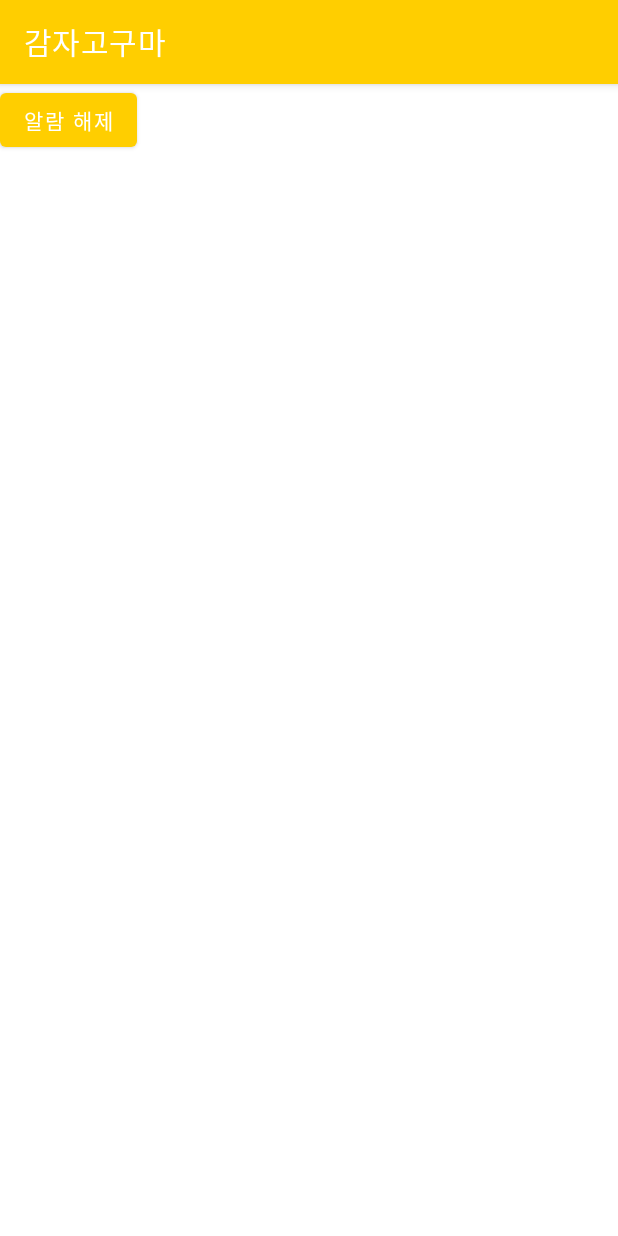
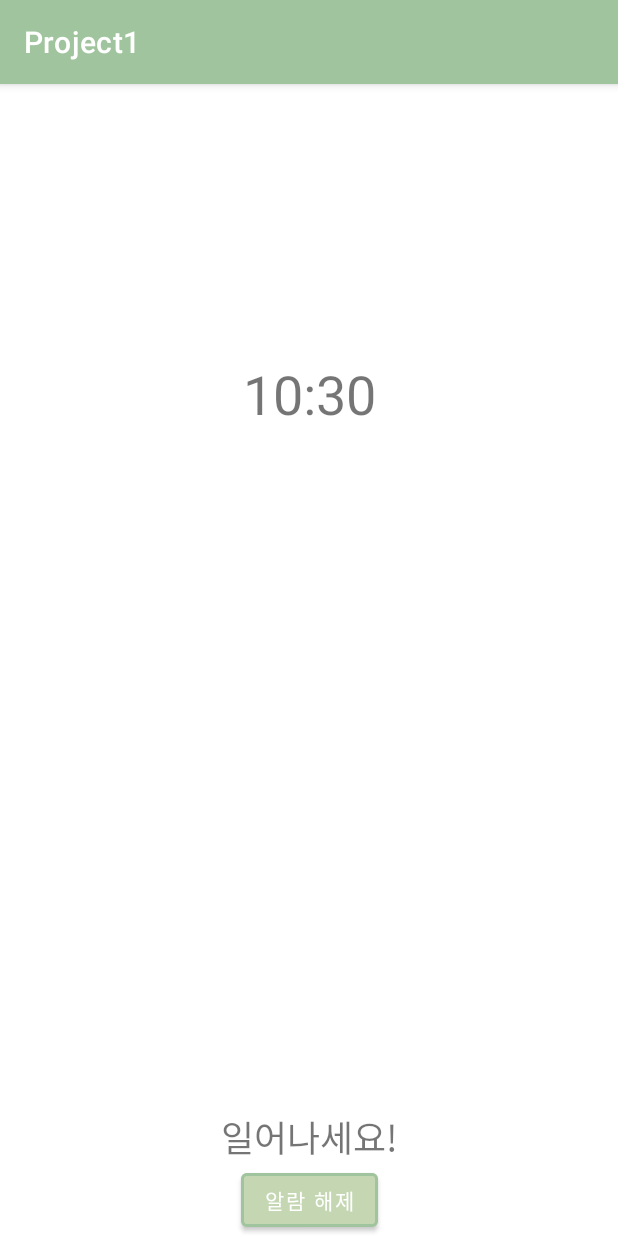
Before and after one commit to 2023-MadCamp-HJ/morning-buddy, an Android app: the AlarmActivity screen opened directly, with no data from a screen before it, on a phone screen of 412 x 824 dp. Run offline under Robolectric (Android 15) with nearby library versions, the phone set to English and light mode, and no system bars.

Commit message:
디자인 변경

```diff
--- a/app/src/main/java/com/example/madcampproj1/tab3/AlarmActivity.kt
+++ b/app/src/main/java/com/example/madcampproj1/tab3/AlarmActivity.kt
@@ -9,10 +9,12 @@ import android.os.Bundle
 import android.os.Looper
 import android.provider.ContactsContract
 import android.widget.Button
+import android.widget.TextView
 import androidx.appcompat.app.AppCompatActivity
 import androidx.core.os.HandlerCompat
 import com.example.madcampproj1.R
 import org.json.JSONArray
+import java.text.SimpleDateFormat
 import java.util.*
 
 class AlarmActivity : AppCompatActivity() {
@@ -30,6 +32,11 @@ class AlarmActivity : AppCompatActivity() {
             val sharedPreferences = getSharedPreferences("alarms", Context.MODE_PRIVATE)
             alarmCount = sharedPreferences.getInt("alarmCount$alarmId", 0)
         }
+
+        // 현재 시각 표시
+        val timeText = findViewById<TextView>(R.id.timeText)
+        val currentTime = SimpleDateFormat("HH:mm", Locale.getDefault()).format(Date())
+        timeText.text = currentTime
 
         val dismissButton = findViewById<Button>(R.id.dismissButton)
         dismissButton.setOnClickListener {
--- a/app/src/main/res/layout/activity_alarm.xml
+++ b/app/src/main/res/layout/activity_alarm.xml
@@ -1,12 +1,62 @@
 <?xml version="1.0" encoding="utf-8"?>
-<LinearLayout xmlns:android="http://schemas.android.com/apk/res/android"
+<androidx.constraintlayout.widget.ConstraintLayout xmlns:android="http://schemas.android.com/apk/res/android"
+    xmlns:app="http://schemas.android.com/apk/res-auto"
     android:layout_width="match_parent"
-    android:layout_height="match_parent">
+    android:layout_height="match_parent"
+    android:gravity="center">
 
-    <Button
+    <TextView
+        android:id="@+id/timeText"
+        android:layout_width="wrap_content"
+        android:layout_height="wrap_content"
+        android:textSize="36sp"
+        app:layout_constraintBottom_toTopOf="@+id/guideline"
+        app:layout_constraintEnd_toEndOf="parent"
+        app:layout_constraintStart_toStartOf="parent" />
+
+    <TextView
+        android:id="@+id/messageText"
+        android:layout_width="wrap_content"
+        android:layout_height="wrap_content"
+        android:text="일어나세요!"
+        android:textSize="24sp"
+        app:layout_constraintBottom_toTopOf="@+id/dismissButton"
+        app:layout_constraintEnd_toEndOf="parent"
+        app:layout_constraintStart_toStartOf="parent" />
+
+    <com.google.android.material.button.MaterialButton
         android:id="@+id/dismissButton"
         android:layout_width="wrap_content"
         android:layout_height="wrap_content"
-        android:text="알람 해제" />
+        android:text="알람 해제"
+        app:backgroundTint="#C4D7B2"
+        app:cornerRadius="4dp"
+        app:strokeColor="#A0C49D"
+        app:strokeWidth="2dp"
+        app:layout_constraintBottom_toBottomOf="parent"
+        app:layout_constraintEnd_toEndOf="parent"
+        app:layout_constraintStart_toStartOf="parent" />
 
-</LinearLayout>
+    <androidx.constraintlayout.widget.Guideline
+        android:id="@+id/guideline"
+        android:layout_width="wrap_content"
+        android:layout_height="wrap_content"
+        android:orientation="horizontal"
+        app:layout_constraintGuide_percent="0.3" />
+
+</androidx.constraintlayout.widget.ConstraintLayout>
+
+
+    <!--<?xml version="1.0" encoding="utf-8"?>-->
+<!--<LinearLayout xmlns:android="http://schemas.android.com/apk/res/android"-->
+<!--    android:layout_width="match_parent"-->
+<!--    android:layout_height="match_parent"-->
+<!--    android:gravity="center_horizontal">-->
+
+<!--    <Button-->
+<!--        android:id="@+id/dismissButton"-->
+<!--        android:layout_width="wrap_content"-->
+<!--        android:layout_height="wrap_content"-->
+<!--        android:text="알람 해제" />-->
+
+<!--</LinearLayout>-->
--- a/app/src/main/res/layout/fragment_tab3.xml
+++ b/app/src/main/res/layout/fragment_tab3.xml
@@ -3,13 +3,15 @@
     xmlns:app="http://schemas.android.com/apk/res-auto"
     android:layout_width="match_parent"
     android:layout_height="match_parent"
-    android:orientation="vertical">
+    android:orientation="vertical"
+    android:gravity="center_horizontal">
 
-    <Button
+    <com.google.android.material.floatingactionbutton.FloatingActionButton
         android:id="@+id/addAlarmButton"
         android:layout_width="wrap_content"
         android:layout_height="wrap_content"
-        android:text="Add Alarm" />
+        android:layout_margin="20dp"
+        app:srcCompat="@drawable/alarm" />
 
     <androidx.recyclerview.widget.RecyclerView
         android:id="@+id/recyclerView"
--- a/app/src/main/res/layout/item_alarm.xml
+++ b/app/src/main/res/layout/item_alarm.xml
@@ -2,12 +2,15 @@
 <LinearLayout xmlns:android="http://schemas.android.com/apk/res/android"
     android:layout_width="match_parent"
     android:layout_height="wrap_content"
-    android:orientation="horizontal">
+    android:orientation="horizontal"
+    android:gravity="center_horizontal"
+    android:background="@color/sub_yellow">
 
     <TextView
         android:id="@+id/timeText"
         android:layout_width="wrap_content"
-        android:layout_height="wrap_content" />
+        android:layout_height="wrap_content"
+        android:padding="20dp" />
 
     <Switch
         android:id="@+id/alarmSwitch"
--- a/app/src/main/res/values/colors.xml
+++ b/app/src/main/res/values/colors.xml
@@ -8,4 +8,5 @@
     <color name="black">#FF000000</color>
     <color name="white">#FFFFFFFF</color>
     <color name="main_yellow">#FFCE00</color>
+    <color name="sub_yellow">#F7FFE5</color>
 </resources>
--- a/app/src/main/res/values/strings.xml
+++ b/app/src/main/res/values/strings.xml
@@ -1,5 +1,5 @@
 <resources>
-    <string name="app_name">감자고구마</string>
+    <string name="app_name">Project1</string>
     <!-- TODO: Remove or change this placeholder text -->
     <string name="hello_blank_fragment">Hello blank fragment</string>
 </resources>
--- a/app/src/main/res/values/themes.xml
+++ b/app/src/main/res/values/themes.xml
@@ -2,11 +2,11 @@
     <!-- Base application theme. -->
     <style name="Theme.MadcampProj1" parent="Theme.MaterialComponents.DayNight.DarkActionBar">
         <!-- Primary brand color. -->
-        <item name="colorPrimary">#FFCE00</item>
+        <item name="colorPrimary">#A0C49D</item>
         <item name="colorPrimaryVariant">@color/purple_700</item>
         <item name="colorOnPrimary">@color/white</item>
         <!-- Secondary brand color. -->
-        <item name="colorSecondary">#FFCE00</item>
+        <item name="colorSecondary">#C4D7B2</item>
         <item name="colorSecondaryVariant">@color/teal_700</item>
         <item name="colorOnSecondary">@color/black</item>
         <!-- Status bar color. -->
```
Also changed, not shown: app/src/main/res/drawable/alarm.png (added).
